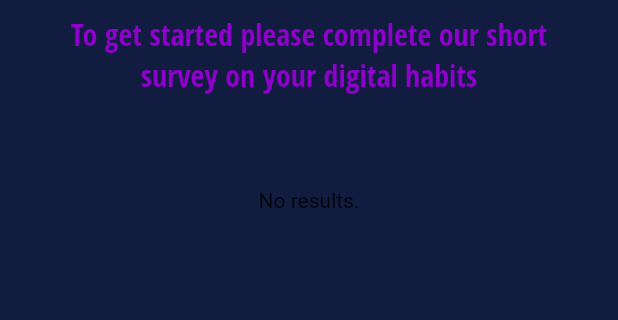
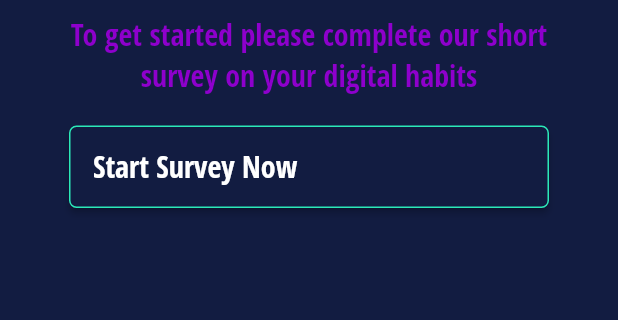
Before and after one commit to ec20869/co2mmit, a Flutter app: the SurveyWelcomeWidget screen opened directly, on a phone screen of 412 x 824 dp, the part 383-703 px from its top. Run offline on Flutter 3.47's test engine with Material 2 defaults, Android fonts, the phone set to English and light mode, and no system bars; drawn by our look-alikes of auto_size_text; our stand-ins replace built_collection, built_value, cached_network_image, cloud_firestore, firebase_auth, firebase_core and 9 more; missing offline and left inert: mime_type; accounts and stored records are empty; generated files the repository leaves out were written again; Roboto replaces fonts that are missing (Open Sans Condensed).

Commit message:
Updating to latest FlutterFlow output.

```diff
--- a/lib/survey_welcome/survey_welcome_widget.dart
+++ b/lib/survey_welcome/survey_welcome_widget.dart
@@ -1,10 +1,7 @@
-import '../auth/auth_util.dart';
-import '../backend/backend.dart';
 import '../flutter_flow/flutter_flow_theme.dart';
 import '../flutter_flow/flutter_flow_util.dart';
 import '../flutter_flow/flutter_flow_widgets.dart';
 import '../survey_multi_page/survey_multi_page_widget.dart';
-import 'package:cloud_firestore/cloud_firestore.dart';
 import 'package:flutter/material.dart';
 import 'package:google_fonts/google_fonts.dart';
 import 'package:page_transition/page_transition.dart';
@@ -90,34 +87,8 @@ class _SurveyWelcomeWidgetState extends State<SurveyWelcomeWidget> {
             ),
             Padding(
               padding: EdgeInsets.fromLTRB(0, 0, 0, 15),
-              child: StreamBuilder<List<UsersRecord>>(
-                stream: queryUsersRecord(
-                  singleRecord: true,
-                ),
-                builder: (context, snapshot) {
-                  // Customize what your widget looks like when it's loading.
-                  if (!snapshot.hasData) {
-                    return Center(
-                      child: LinearProgressIndicator(
-                        color: FlutterFlowTheme.customColor4,
-                      ),
-                    );
-                  }
-                  List<UsersRecord> buttonUsersRecordList = snapshot.data;
-                  // Customize what your widget looks like with no query results.
-                  if (snapshot.data.isEmpty) {
-                    return Container(
-                      height: 100,
-                      child: Center(
-                        child: Text('No results.'),
-                      ),
-                    );
-                  }
-                  final buttonUsersRecord = buttonUsersRecordList.first;
-                  return FFButtonWidget(
+              child: FFButtonWidget(
                 onPressed: () async {
-                      final surveyCreateData = createSurveyRecordData();
-                      await SurveyRecord.collection.doc().set(surveyCreateData);
                   await Navigator.push(
                     context,
                     MaterialPageRoute(
@@ -142,8 +113,6 @@ class _SurveyWelcomeWidgetState extends State<SurveyWelcomeWidget> {
                   ),
                   borderRadius: 5,
                 ),
-                  );
-                },
               ),
             )
           ],
```
Lines whose indentation alone changed are shown as unchanged.
